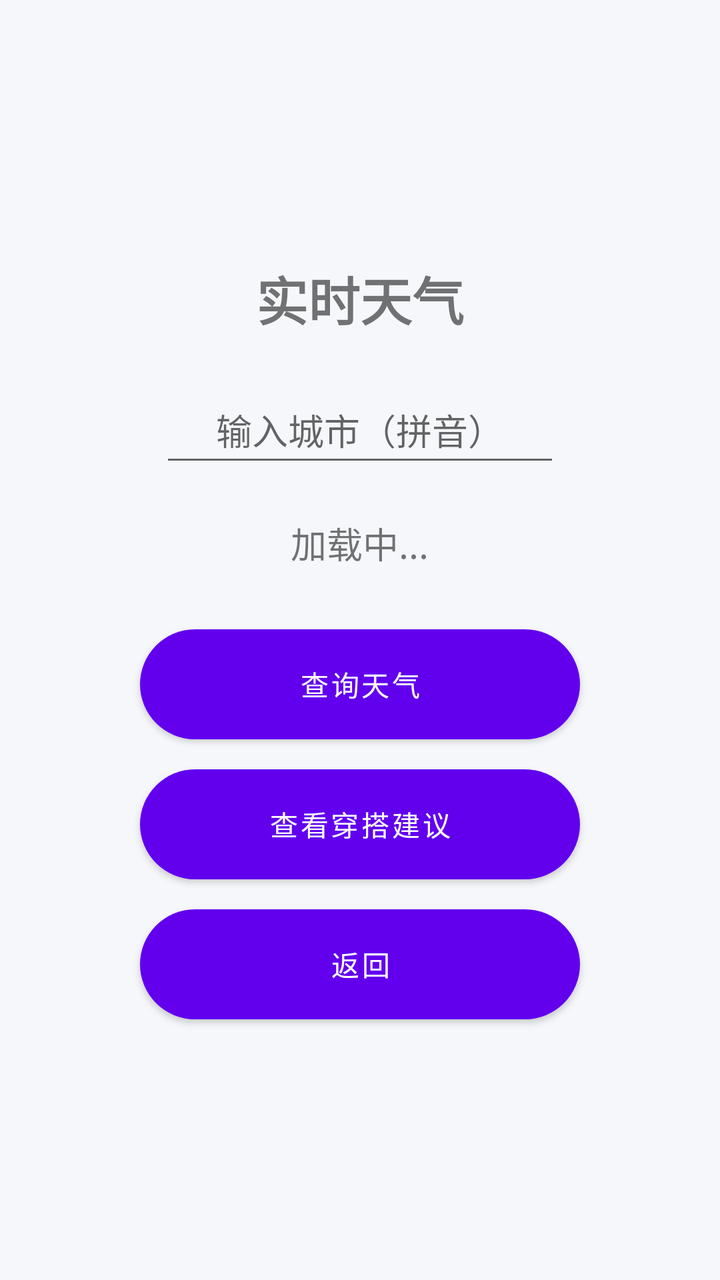
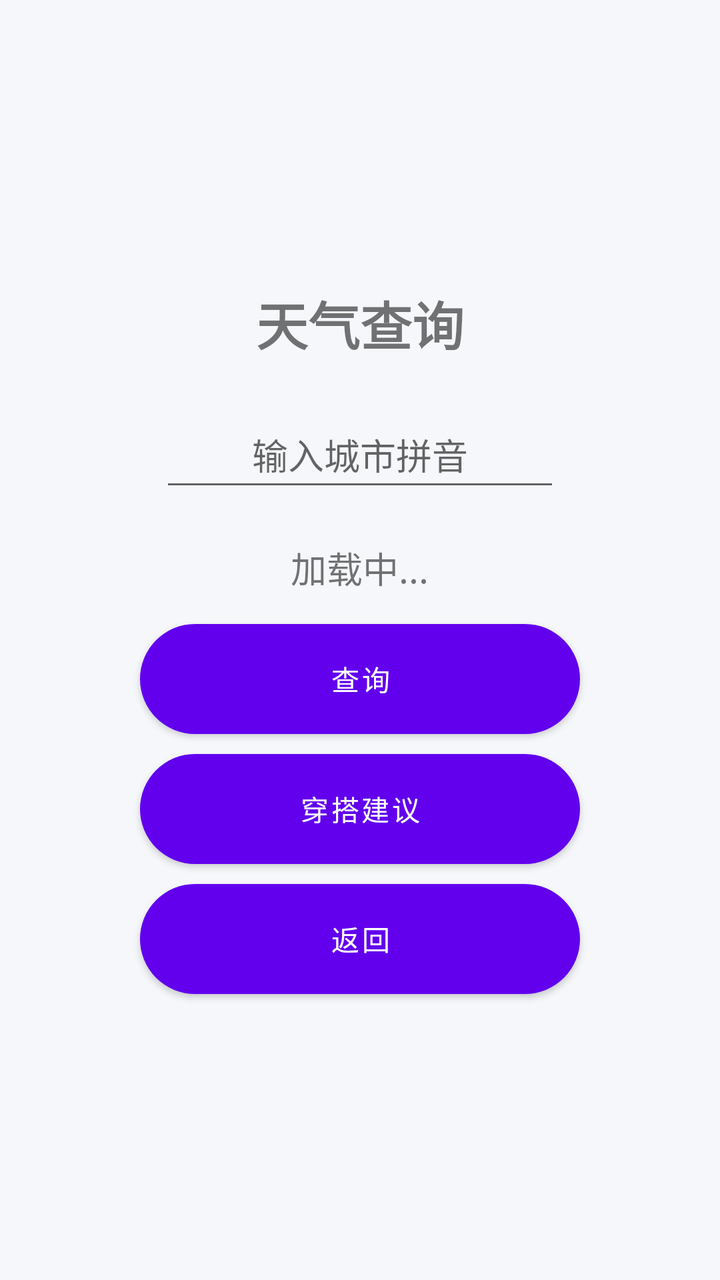

Compare the two renders of this Android layout. The source of the first and the diff that turns it into the second are given below.
<!-- AndroidManifest.xml: application theme Theme.ChooseHelper202 -->
<!-- res/layout/activity_weather.xml -->
<?xml version="1.0" encoding="utf-8"?>
<LinearLayout xmlns:android="http://schemas.android.com/apk/res/android"
    android:layout_width="match_parent"
    android:layout_height="match_parent"
    android:gravity="center"
    android:orientation="vertical"
    android:padding="30dp"
    android:background="#F5F7FA">

    <TextView
        android:layout_width="wrap_content"
        android:layout_height="wrap_content"
        android:text="实时天气"
        android:textSize="26sp"
        android:textStyle="bold"
        android:layout_marginBottom="20dp"/>

    <EditText
        android:id="@+id/et_city"
        android:layout_width="200dp"
        android:layout_height="50dp"
        android:hint="输入城市（拼音）"
        android:gravity="center"
        android:layout_marginBottom="20dp"/>

    <TextView
        android:id="@+id/tv_weather"
        android:layout_width="wrap_content"
        android:layout_height="wrap_content"
        android:text="加载中..."
        android:textSize="18sp"
        android:layout_marginBottom="30dp"/>

    <Button
        android:id="@+id/btn_refresh"
        android:layout_width="220dp"
        android:layout_height="55dp"
        android:text="查询天气"
        android:textColor="#fff"
        android:background="@drawable/btn_primary"
        android:layout_marginBottom="15dp"/>

    <Button
        android:id="@+id/btn_to_cloth"
        android:layout_width="220dp"
        android:layout_height="55dp"
        android:text="查看穿搭建议"
        android:textColor="#fff"
        android:background="@drawable/btn_warn"
        android:layout_marginBottom="15dp"/>

    <Button
        android:id="@+id/btn_back"
        android:layout_width="220dp"
        android:layout_height="55dp"
        android:text="返回"
        android:textColor="#fff"
        android:background="@drawable/btn_grey"/>

</LinearLayout>
<!-- resources referenced by this layout -->
<resources>
  <!-- drawable btn_grey (drawable) -->
  <?xml version="1.0" encoding="utf-8"?>
  <shape xmlns:android="http://schemas.android.com/apk/res/android">
      <solid android:color="#788090"/>
      <corners android:radius="30dp"/>
  </shape>
  <!-- drawable btn_primary (drawable) -->
  <?xml version="1.0" encoding="utf-8"?>
  <shape xmlns:android="http://schemas.android.com/apk/res/android">
      <gradient
          android:startColor="#5B7FFF"
          android:endColor="#3A5FDD"
          android:angle="45"/>
      <corners android:radius="30dp"/>
  </shape>
  <!-- drawable btn_warn (drawable) -->
  <?xml version="1.0" encoding="utf-8"?>
  <shape xmlns:android="http://schemas.android.com/apk/res/android">
      <gradient
          android:startColor="#FFA048"
          android:endColor="#FF6E2F"
          android:angle="45"/>
      <corners android:radius="30dp"/>
  </shape>
  <style name="Theme.ChooseHelper202" parent="Theme.MaterialComponents.DayNight.NoActionBar">
          <item name="colorPrimary">#6200EE</item>
          <item name="colorPrimaryVariant">#3700B3</item>
          <item name="colorOnPrimary">#FFFFFF</item>
          <item name="colorSecondary">#03DAC5</item>
          <item name="colorSecondaryVariant">#018786</item>
          <item name="colorOnSecondary">#000000</item>
          <item name="android:statusBarColor">?attr/colorPrimaryVariant</item>
      </style>
</resources>

<!-- the commit's change to res/layout/activity_weather.xml (unified diff, before → after) -->
@@ -1,60 +1,9 @@
 <?xml version="1.0" encoding="utf-8"?>
-<LinearLayout xmlns:android="http://schemas.android.com/apk/res/android"
-    android:layout_width="match_parent"
-    android:layout_height="match_parent"
-    android:gravity="center"
-    android:orientation="vertical"
-    android:padding="30dp"
-    android:background="#F5F7FA">
-
-    <TextView
-        android:layout_width="wrap_content"
-        android:layout_height="wrap_content"
-        android:text="实时天气"
-        android:textSize="26sp"
-        android:textStyle="bold"
-        android:layout_marginBottom="20dp"/>
-
-    <EditText
-        android:id="@+id/et_city"
-        android:layout_width="200dp"
-        android:layout_height="50dp"
-        android:hint="输入城市（拼音）"
-        android:gravity="center"
-        android:layout_marginBottom="20dp"/>
-
-    <TextView
-        android:id="@+id/tv_weather"
-        android:layout_width="wrap_content"
-        android:layout_height="wrap_content"
-        android:text="加载中..."
-        android:textSize="18sp"
-        android:layout_marginBottom="30dp"/>
-
-    <Button
-        android:id="@+id/btn_refresh"
-        android:layout_width="220dp"
-        android:layout_height="55dp"
-        android:text="查询天气"
-        android:textColor="#fff"
-        android:background="@drawable/btn_primary"
-        android:layout_marginBottom="15dp"/>
-
-    <Button
-        android:id="@+id/btn_to_cloth"
-        android:layout_width="220dp"
-        android:layout_height="55dp"
-        android:text="查看穿搭建议"
-        android:textColor="#fff"
-        android:background="@drawable/btn_warn"
-        android:layout_marginBottom="15dp"/>
-
-    <Button
-        android:id="@+id/btn_back"
-        android:layout_width="220dp"
-        android:layout_height="55dp"
-        android:text="返回"
-        android:textColor="#fff"
-        android:background="@drawable/btn_grey"/>
-
+<LinearLayout xmlns:android="http://schemas.android.com/apk/res/android" android:layout_width="match_parent" android:layout_height="match_parent" android:gravity="center" android:orientation="vertical" android:padding="30dp" android:background="#F5F7FA">
+    <TextView android:layout_width="wrap_content" android:layout_height="wrap_content" android:text="天气查询" android:textSize="26sp" android:textStyle="bold"/>
+    <EditText android:id="@+id/et_city" android:layout_width="200dp" android:layout_height="50dp" android:hint="输入城市拼音" android:gravity="center" android:layout_marginTop="20dp"/>
+    <TextView android:id="@+id/tv_weather" android:layout_width="wrap_content" android:layout_height="wrap_content" android:text="加载中..." android:textSize="18sp" android:layout_marginTop="20dp"/>
+    <Button android:id="@+id/btn_refresh" android:layout_width="220dp" android:layout_height="55dp" android:text="查询" android:background="@drawable/btn_primary" android:textColor="#fff" android:layout_marginTop="15dp"/>
+    <Button android:id="@+id/btn_to_cloth" android:layout_width="220dp" android:layout_height="55dp" android:text="穿搭建议" android:background="@drawable/btn_warn" android:textColor="#fff" android:layout_marginTop="10dp"/>
+    <Button android:id="@+id/btn_back" android:layout_width="220dp" android:layout_height="55dp" android:text="返回" android:background="@drawable/btn_grey" android:textColor="#fff" android:layout_marginTop="10dp"/>
 </LinearLayout>
